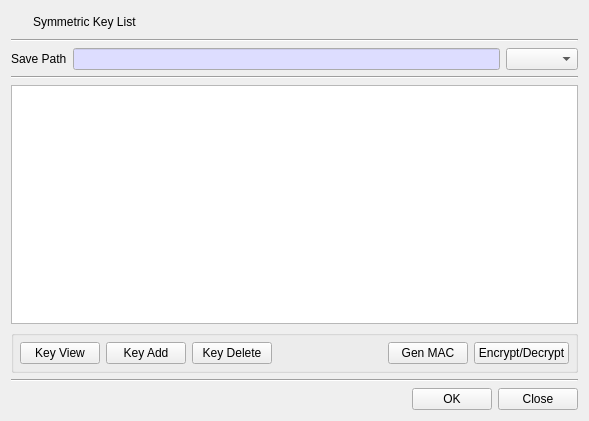
This is BerEditor/key_list_dlg.ui in jykim74/BerEditor as Qt 5 draws it before an edit. The edited form follows.
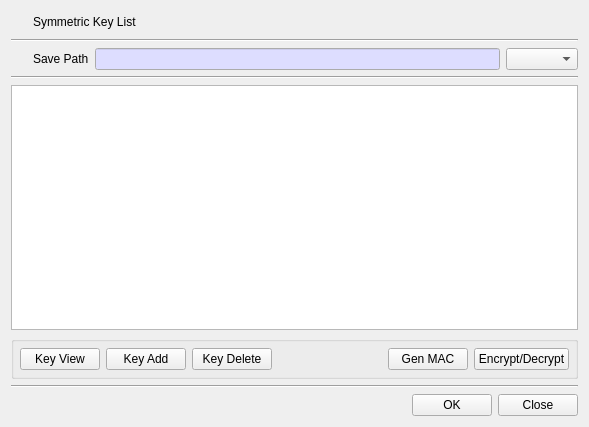
This is the edited form. Icons and pictures are not drawn.

Commit message: CertMan, KeyList, KeyPairMan 아이콘 표시

```diff
--- a/BerEditor/key_list_dlg.ui
+++ b/BerEditor/key_list_dlg.ui
@@ -7,7 +7,7 @@
     <x>0</x>
     <y>0</y>
     <width>589</width>
-    <height>421</height>
+    <height>427</height>
    </rect>
   </property>
   <property name="windowTitle">
@@ -63,14 +63,7 @@
    </item>
    <item>
     <layout class="QGridLayout" name="gridLayout">
-     <item row="0" column="0">
-      <widget class="QLabel" name="label_2">
-       <property name="text">
-        <string>Save Path</string>
-       </property>
-      </widget>
-     </item>
-     <item row="0" column="1">
+     <item row="0" column="2">
       <widget class="QLineEdit" name="mSavePathText">
        <property name="palette">
         <palette>
@@ -104,9 +97,42 @@
        </property>
       </widget>
      </item>
-     <item row="0" column="2">
+     <item row="0" column="3">
       <widget class="QComboBox" name="mKeyTypeCombo"/>
      </item>
+     <item row="0" column="1">
+      <widget class="QLabel" name="label_2">
+       <property name="text">
+        <string>Save Path</string>
+       </property>
+      </widget>
+     </item>
+     <item row="0" column="0">
+      <widget class="QPushButton" name="pushButton_2">
+       <property name="minimumSize">
+        <size>
+         <width>16</width>
+         <height>0</height>
+        </size>
+       </property>
+       <property name="maximumSize">
+        <size>
+         <width>16</width>
+         <height>16777215</height>
+        </size>
+       </property>
+       <property name="text">
+        <string/>
+       </property>
+       <property name="icon">
+        <iconset resource="bereditor.qrc">
+         <normaloff>:/images/key.png</normaloff>:/images/key.png</iconset>
+       </property>
+       <property name="flat">
+        <bool>true</bool>
+       </property>
+      </widget>
+     </item>
     </layout>
    </item>
    <item>
```
The commit also changes 2 other files.
